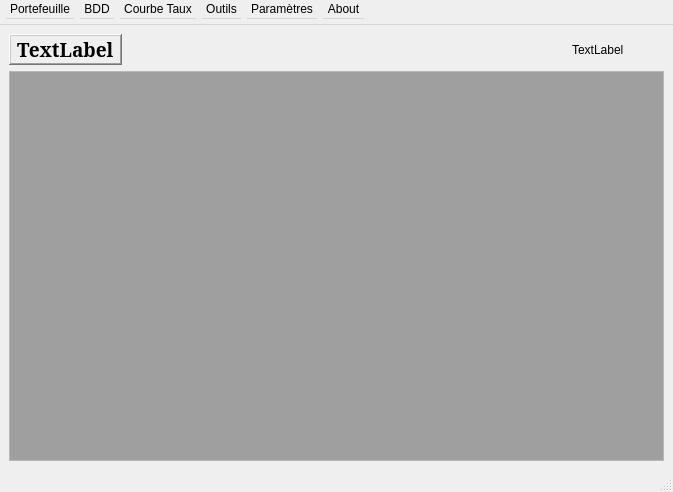
This is DPricer/presentation/Designer-Files/MDI.ui in Mero89/Pricing-Application as Qt 5 draws it before an edit. The edited form follows.
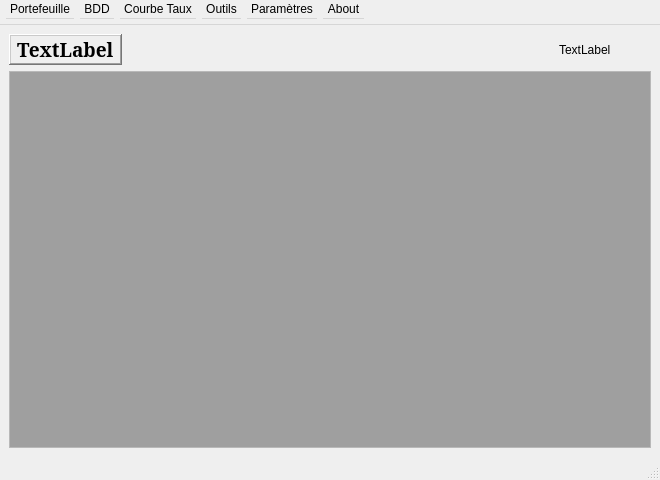
This is the edited form.

What changed in the file:
```diff
--- a/DPricer/presentation/Designer-Files/MDI.ui
+++ b/DPricer/presentation/Designer-Files/MDI.ui
@@ -6,8 +6,8 @@
    <rect>
     <x>0</x>
     <y>0</y>
-    <width>673</width>
-    <height>492</height>
+    <width>660</width>
+    <height>480</height>
    </rect>
   </property>
   <property name="windowTitle">
@@ -123,7 +123,7 @@
     <rect>
      <x>0</x>
      <y>0</y>
-     <width>673</width>
+     <width>660</width>
      <height>25</height>
     </rect>
    </property>
@@ -222,7 +222,28 @@
    <addaction name="menuParametres"/>
    <addaction name="menuAbout"/>
   </widget>
-  <widget class="QStatusBar" name="statusbar"/>
+  <widget class="QStatusBar" name="statusbar">
+   <property name="font">
+    <font>
+     <pointsize>11</pointsize>
+    </font>
+   </property>
+   <property name="focusPolicy">
+    <enum>Qt::NoFocus</enum>
+   </property>
+   <property name="contextMenuPolicy">
+    <enum>Qt::DefaultContextMenu</enum>
+   </property>
+   <property name="acceptDrops">
+    <bool>false</bool>
+   </property>
+   <property name="layoutDirection">
+    <enum>Qt::LeftToRight</enum>
+   </property>
+   <property name="sizeGripEnabled">
+    <bool>true</bool>
+   </property>
+  </widget>
   <action name="actionNW">
    <property name="text">
     <string>Ouvrir écheancier</string>
```
